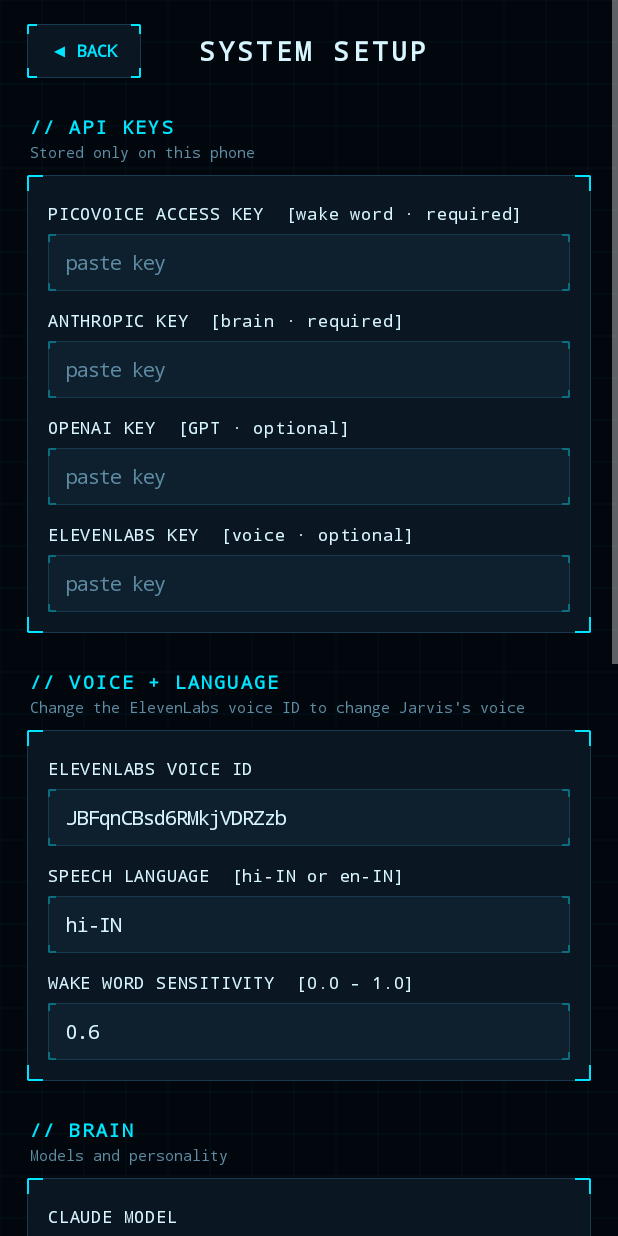
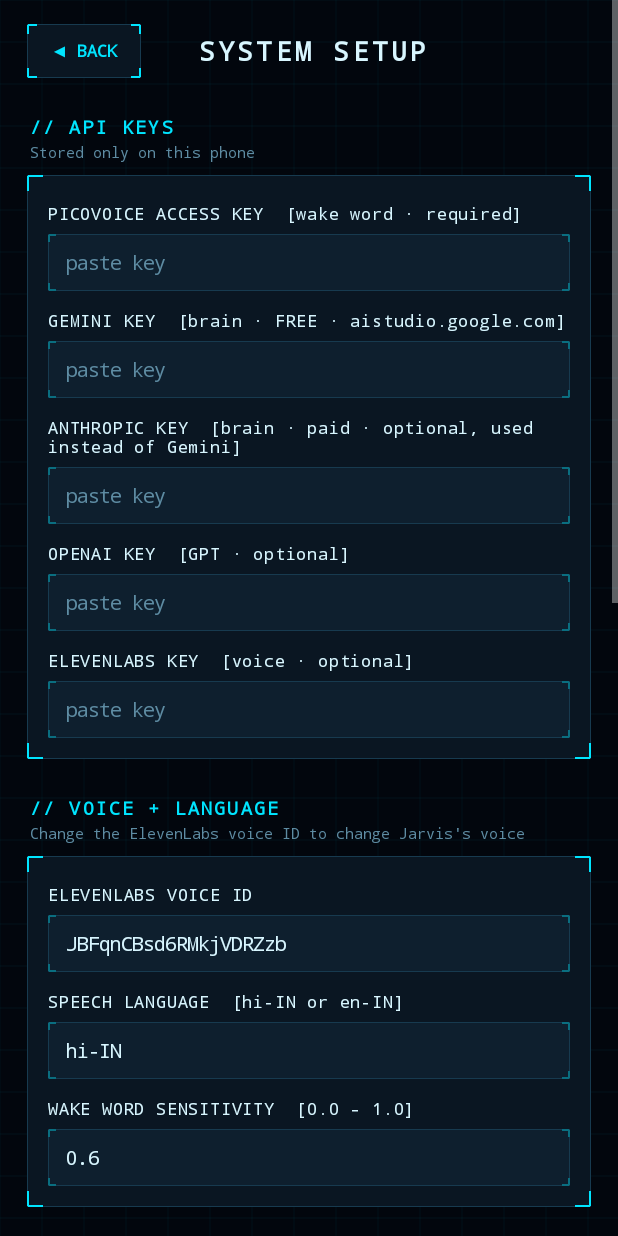
Before and after one commit to alokkr1995/jarvis, an Android app: the SettingsActivity screen opened directly, with no data from a screen before it, on a phone screen of 412 x 824 dp. Run offline under Robolectric (Android 15) with nearby library versions, the phone set to English and light mode, and no system bars.

Commit message:
Update SettingsActivity.kt

```diff
--- a/app/src/main/java/com/alok/jarvis/SettingsActivity.kt
+++ b/app/src/main/java/com/alok/jarvis/SettingsActivity.kt
@@ -78,7 +78,8 @@ class SettingsActivity : Activity() {
 
         val keys = section("API KEYS", "Stored only on this phone")
         val pico = field(keys, "PICOVOICE ACCESS KEY  [wake word · required]", s.picovoiceKey, secret = true)
-        val ant = field(keys, "ANTHROPIC KEY  [brain · required]", s.anthropicKey, secret = true)
+        val gem = field(keys, "GEMINI KEY  [brain · FREE · aistudio.google.com]", s.geminiKey, secret = true)
+        val ant = field(keys, "ANTHROPIC KEY  [brain · paid · optional, used instead of Gemini]", s.anthropicKey, secret = true)
         val oai = field(keys, "OPENAI KEY  [GPT · optional]", s.openaiKey, secret = true)
         val ele = field(keys, "ELEVENLABS KEY  [voice · optional]", s.elevenKey, secret = true)
 
@@ -88,6 +89,7 @@ class SettingsActivity : Activity() {
         val sens = field(voice, "WAKE WORD SENSITIVITY  [0.0 – 1.0]", s.sensitivity.toString())
 
         val brain = section("BRAIN", "Models and personality")
+        val gmm = field(brain, "GEMINI MODEL", s.geminiModel)
         val cm = field(brain, "CLAUDE MODEL", s.claudeModel)
         val gm = field(brain, "GPT MODEL", s.gptModel)
         val pers = field(brain, "PERSONALITY", s.personality, multi = true)
@@ -98,6 +100,7 @@ class SettingsActivity : Activity() {
             background = Ui.HudPanel(this@SettingsActivity, Ui.CYAN, Ui.CYAN, Ui.TEXT, 10f)
             setOnClickListener {
                 s.picovoiceKey = pico.text.toString(); s.anthropicKey = ant.text.toString()
+                s.geminiKey = gem.text.toString(); s.geminiModel = gmm.text.toString()
                 s.openaiKey = oai.text.toString(); s.elevenKey = ele.text.toString()
                 s.voiceId = voiceId.text.toString(); s.language = lang.text.toString()
                 s.sensitivity = sens.text.toString().toFloatOrNull() ?: 0.6f
```
